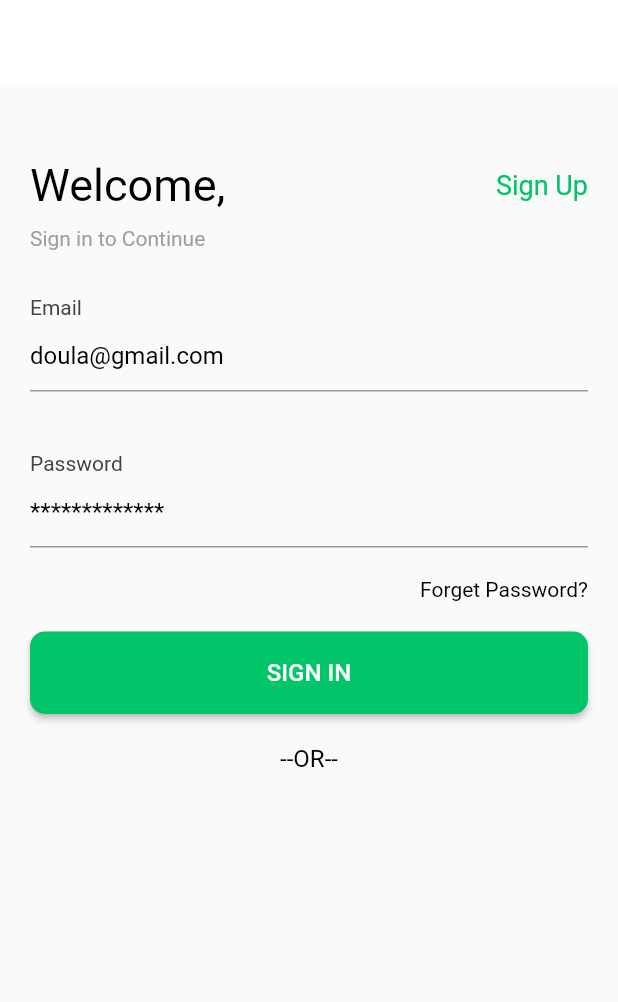
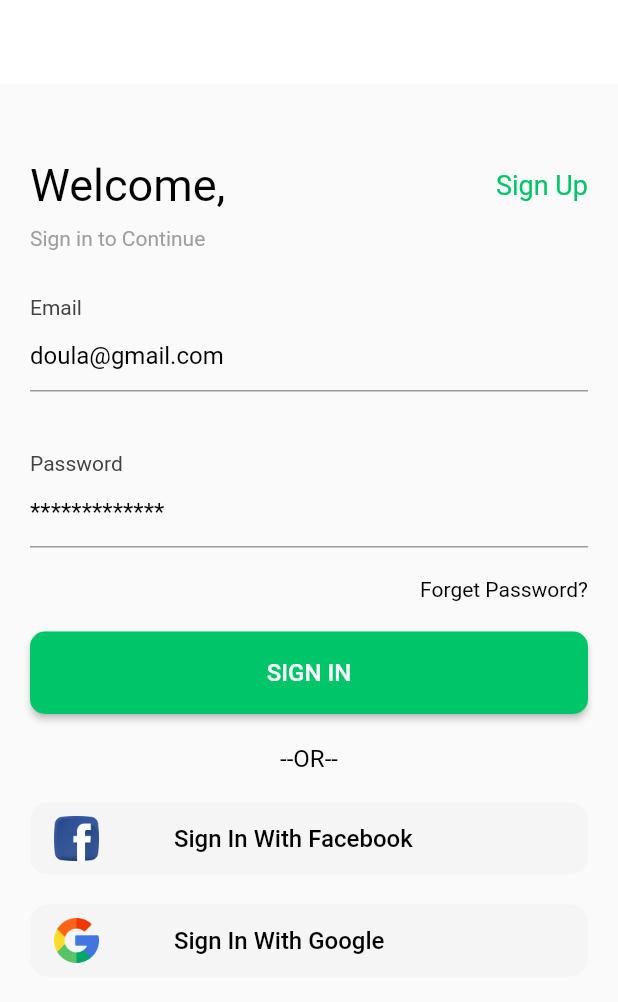
Before and after one commit to MohammedAdel1111/E-Commerce-App, a Flutter app: the screen it shows after launch, on a phone screen of 412 x 824 dp. Shown: the top 1002 px of the screen. Run offline on Flutter 3.47's test engine with Material 2 defaults, Android fonts, the phone set to English and light mode, and no system bars.

Commit message:
added firebase

```diff
--- a/lib/view/auth/login_screen.dart
+++ b/lib/view/auth/login_screen.dart
@@ -2,6 +2,7 @@ import 'package:flutter/material.dart';
 
 import '../../constants.dart';
 import '../widgets/custom_button.dart';
+import '../widgets/custom_button_social.dart';
 import '../widgets/custom_text.dart';
 import '../widgets/custom_text_form_field.dart';
 
@@ -73,15 +74,17 @@ class LoginScreen extends StatelessWidget {
               text: '--OR--',
               alignment: Alignment.center,
             ),
-            MaterialButton(
+            SizedBox(height: 20),
+            CustomButtonSocial(
+              text: 'Sign In With Facebook',
+              imageName: 'assets/facebook.png',
               onPressed: () {},
-              shape: RoundedRectangleBorder(
-                  borderRadius: BorderRadius.circular(10)),
-              child: Row(
-                children: [
-
-                ],
-              ),
+            ),
+            SizedBox(height: 20),
+            CustomButtonSocial(
+              text: 'Sign In With Google',
+              imageName: 'assets/google.png',
+              onPressed: () {},
             ),
           ],
         ),
--- /dev/null
+++ b/lib/view/widgets/custom_button_social.dart
@@ -0,0 +1,44 @@
+// ignore_for_file: public_member_api_docs, sort_constructors_first
+import 'package:flutter/material.dart';
+
+import 'custom_text.dart';
+
+class CustomButtonSocial extends StatelessWidget {
+  final String text;
+  final String imageName;
+  final void Function()? onPressed;
+
+  const CustomButtonSocial({
+    Key? key,
+    required this.text,
+    required this.imageName,
+    this.onPressed,
+  }) : super(key: key);
+
+  @override
+  Widget build(BuildContext context) {
+    return Container(
+      decoration: BoxDecoration(
+        borderRadius: BorderRadius.circular(12),
+        color: Colors.grey.shade100,
+      ),
+      child: MaterialButton(
+        onPressed: onPressed,
+        shape: RoundedRectangleBorder(borderRadius: BorderRadius.circular(10)),
+        child: Row(
+          children: [
+            Image.asset(
+              imageName,
+              width: 30,
+              height: 30,
+            ),
+            SizedBox(width: 50),
+            CustomText(
+              text: text,
+            ),
+          ],
+        ),
+      ),
+    );
+  }
+}
```
Also changed, not shown: 3 other files.
